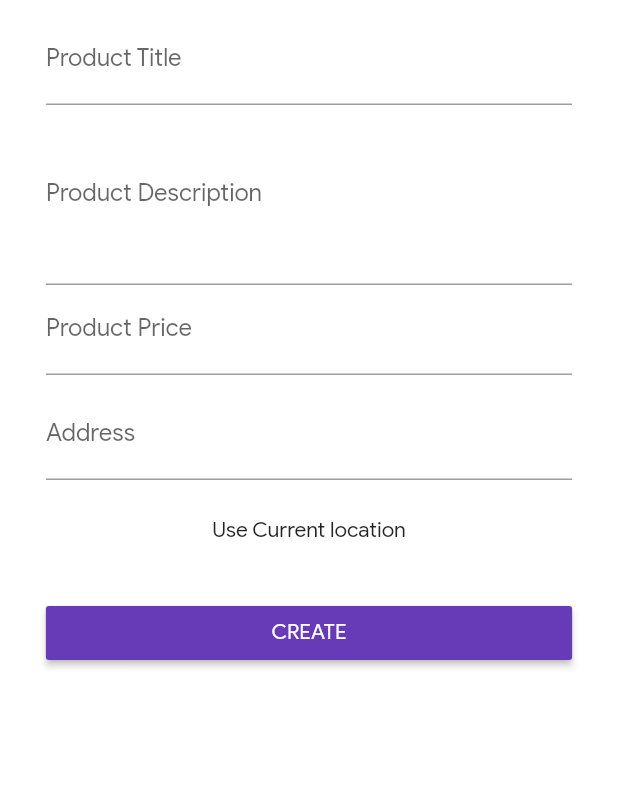
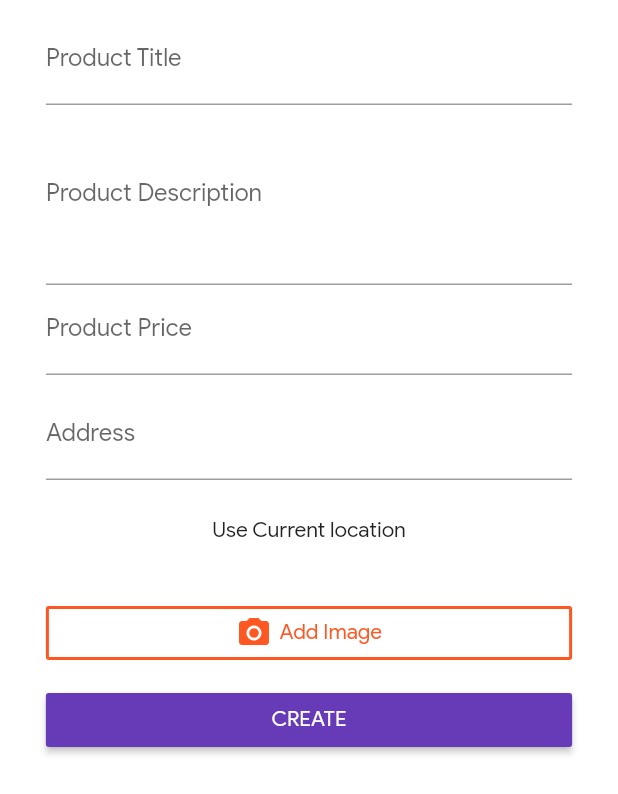
Before and after one commit to Vignesh150493/Foodism, a Flutter app: the ProductForm screen opened directly, on a phone screen of 412 x 824 dp. Shown: the top 794 px of the screen. Run offline on Flutter 3.47's test engine with Material 2 defaults, Android fonts, the phone set to English and light mode, and no system bars; our stand-ins replace image_picker, location, rxdart, shared_preferences, transparent_image; missing offline and left inert: map_view; accounts and stored records are empty; statements that could not run were skipped.

Commit message:
Image picker in Product form. Initial commit.

```diff
--- a/lib/pages/product_form.dart
+++ b/lib/pages/product_form.dart
@@ -5,6 +5,7 @@ import '../models/product.dart';
 import '../models/location_model.dart';
 import '../scoped-models/main_scoped_model.dart';
 import '../widgets/form_fields/location.dart';
+import '../widgets/form_fields/image.dart';
 
 class ProductForm extends StatefulWidget {
   @override
@@ -63,6 +64,10 @@ class _ProductFormState extends State<ProductForm> {
                 height: 10.0,
               ),
               LocationInput(_setLocation, product),
+              SizedBox(
+                height: 10.0,
+              ),
+              ImageInput(),
               SizedBox(
                 height: 10.0,
               ),
--- /dev/null
+++ b/lib/widgets/form_fields/image.dart
@@ -0,0 +1,67 @@
+import 'package:flutter/material.dart';
+import 'package:image_picker/image_picker.dart';
+
+class ImageInput extends StatefulWidget {
+  @override
+  _ImageInputState createState() => _ImageInputState();
+}
+
+class _ImageInputState extends State<ImageInput> {
+  void openImagePicker(BuildContext context) {
+    showModalBottomSheet(
+        context: context,
+        builder: (context) {
+          return Container(
+            height: 150.0,
+            padding: EdgeInsets.all(10.0),
+            child: Column(
+              children: <Widget>[
+                Text(
+                  'Pick an image',
+                  style: TextStyle(fontWeight: FontWeight.bold),
+                ),
+                SizedBox(
+                  height: 10.0,
+                ),
+                FlatButton(
+                    textColor: Theme.of(context).primaryColor,
+                    onPressed: () {},
+                    child: Text('Camera')),
+                FlatButton(
+                    textColor: Theme.of(context).primaryColor,
+                    onPressed: () {},
+                    child: Text('Gallery')),
+              ],
+            ),
+          );
+        });
+  }
+
+  @override
+  Widget build(BuildContext context) {
+    final color = Theme.of(context).primaryColor;
+    return Column(
+      children: <Widget>[
+        OutlineButton(
+          borderSide: BorderSide(color: color, width: 2.0),
+          onPressed: () {
+            openImagePicker(context);
+          },
+          child: Row(
+            mainAxisAlignment: MainAxisAlignment.center,
+            children: <Widget>[
+              Icon(Icons.camera_alt, color: color),
+              SizedBox(
+                width: 5.0,
+              ),
+              Text("Add Image",
+                  style: TextStyle(
+                    color: color,
+                  ))
+            ],
+          ),
+        )
+      ],
+    );
+  }
+}
--- a/pubspec.yaml
+++ b/pubspec.yaml
@@ -26,6 +26,7 @@ dependencies:
   rxdart: ^0.19.0
   map_view: ^0.0.14
   location: ^1.4.1
+  image_picker: ^0.4.10
 
 dev_dependencies:
   flutter_test:
```
